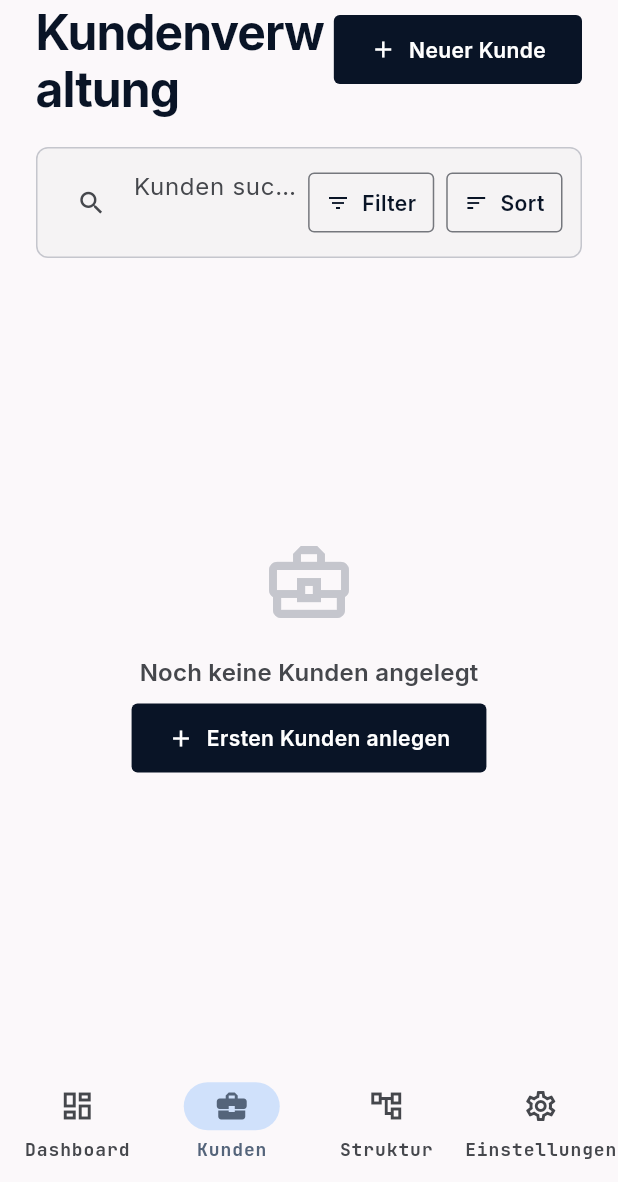
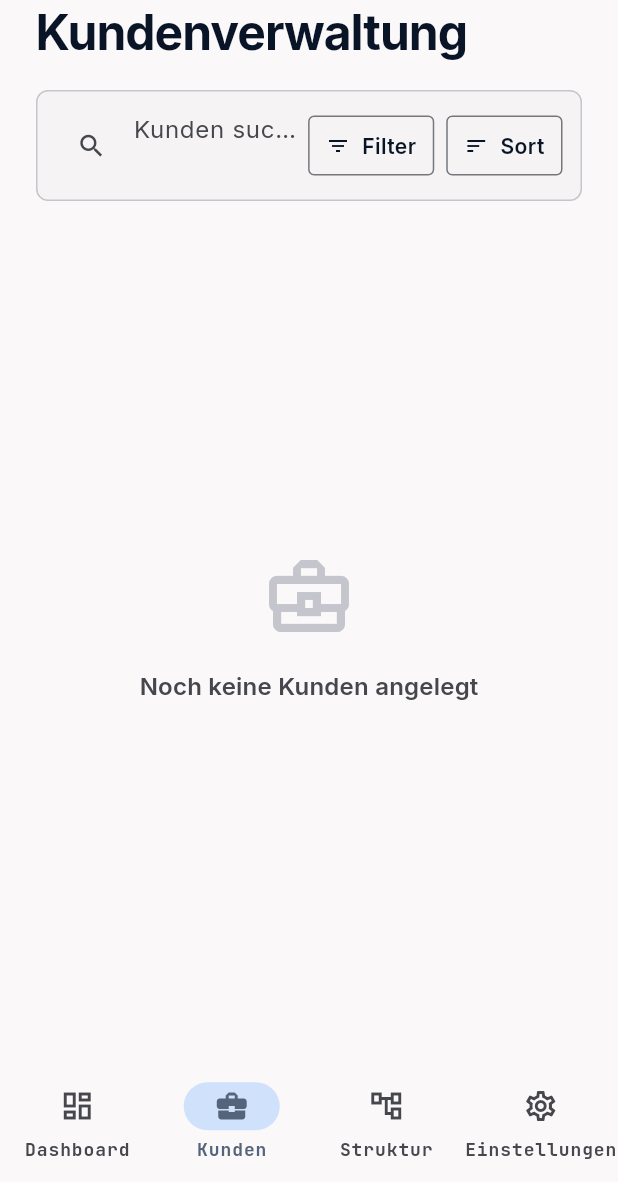
Before and after one commit to KayBeckmann/ElektraLog, a Flutter app: the KundenScreen screen opened by its route, on a phone screen of 412 x 824 dp, the part 54-1236 px from its top. Run offline on Flutter 3.47's test engine with Material 3 defaults, Android fonts, the phone set to English and light mode, and no system bars; our stand-ins replace csv, file_picker, flutter_riverpod, go_router, google_fonts, pdf and 7 more; missing offline and left inert: bcrypt, dart_jsonwebtoken, postgres; accounts and stored records are empty; generated files the repository leaves out were written again.

Commit message:
feat(rbac+sync): Kunden-Sichtbarkeit und Rollen-Zugriffsschutz
- Auto-Pull alle 60s im Company-Modus: Änderungen anderer Nutzer
  erscheinen ohne App-Neustart
- Manueller Refresh-Button im Kunden-Screen
- Kunden anlegen/bearbeiten/löschen nur noch für Admins sichtbar
- Standort anlegen (FAB + Leerstate) nur noch für Admins sichtbar
- Prüfer sehen Kunden/Standorte, dürfen aber nichts ändern

Co-Authored-By: Claude Sonnet 4.6 <noreply@anthropic.com>

```diff
--- a/app/lib/features/kunden/kunden_screen.dart
+++ b/app/lib/features/kunden/kunden_screen.dart
@@ -4,8 +4,11 @@ import 'package:go_router/go_router.dart';
 import 'package:google_fonts/google_fonts.dart';
 
 import '../../core/models/kunde.dart';
+import '../../core/providers/app_mode_provider.dart';
+import '../../core/providers/isar_provider.dart';
 import '../../core/providers/kunden_provider.dart';
 import '../../core/providers/standorte_provider.dart';
+import '../../core/sync/sync_service.dart';
 import '../../shared/theme/app_colors.dart';
 import '../../shared/theme/app_theme.dart';
 import 'kunde_formular.dart';
@@ -20,6 +23,7 @@ class KundenScreen extends ConsumerStatefulWidget {
 class _KundenScreenState extends ConsumerState<KundenScreen> {
   final _searchController = TextEditingController();
   String _searchQuery = '';
+  bool _isRefreshing = false;
 
   @override
   void dispose() {
@@ -27,9 +31,21 @@ class _KundenScreenState extends ConsumerState<KundenScreen> {
     super.dispose();
   }
 
+  Future<void> _refreshData() async {
+    setState(() => _isRefreshing = true);
+    try {
+      final db = await ref.read(dbProvider.future);
+      await SyncService.pullAll(db);
+    } finally {
+      if (mounted) setState(() => _isRefreshing = false);
+    }
+  }
+
   @override
   Widget build(BuildContext context) {
     final kundenAsync = ref.watch(kundenProvider);
+    final isAdmin = ref.watch(isAdminProvider).valueOrNull ?? false;
+    final isCompany = ref.watch(appModusProvider).valueOrNull == AppModus.company;
 
     return Scaffold(
       backgroundColor: AppColors.background,
@@ -64,11 +80,26 @@ class _KundenScreenState extends ConsumerState<KundenScreen> {
                     ],
                   ),
                 ),
+                if (isCompany)
+                  _isRefreshing
+                      ? const SizedBox(
+                          width: 20,
+                          height: 20,
+                          child: CircularProgressIndicator(strokeWidth: 2),
+                        )
+                      : IconButton(
+                          icon: const Icon(Icons.refresh),
+                          tooltip: 'Aktualisieren',
+                          onPressed: _refreshData,
+                        ),
+                if (isAdmin) ...[
+                  const SizedBox(width: 8),
                   ElevatedButton.icon(
                     onPressed: () => _showKundeFormular(context, null),
                     icon: const Icon(Icons.add, size: 18),
                     label: const Text('Neuer Kunde'),
                   ),
+                ],
               ],
             ),
             const SizedBox(height: 20),
@@ -163,6 +194,7 @@ class _KundenScreenState extends ConsumerState<KundenScreen> {
                                   color: AppColors.onSurfaceVariant,
                                 ),
                           ),
+                          if (isAdmin) ...[
                             const SizedBox(height: 8),
                             ElevatedButton.icon(
                               onPressed: () =>
@@ -170,6 +202,7 @@ class _KundenScreenState extends ConsumerState<KundenScreen> {
                               icon: const Icon(Icons.add, size: 18),
                               label: const Text('Ersten Kunden anlegen'),
                             ),
+                          ],
                         ],
                       ),
                     );
@@ -196,6 +229,7 @@ class _KundenScreenState extends ConsumerState<KundenScreen> {
                         itemBuilder: (ctx, i) {
                           return _KundeCard(
                             kunde: filtered[i],
+                            isAdmin: isAdmin,
                             onEdit: () =>
                                 _showKundeFormular(context, filtered[i]),
                             onDelete: () =>
@@ -265,12 +299,14 @@ class _KundenScreenState extends ConsumerState<KundenScreen> {
 class _KundeCard extends ConsumerWidget {
   const _KundeCard({
     required this.kunde,
+    required this.isAdmin,
     required this.onTap,
     required this.onEdit,
     required this.onDelete,
   });
 
   final Kunde kunde;
+  final bool isAdmin;
   final VoidCallback onTap;
   final VoidCallback onEdit;
   final VoidCallback onDelete;
@@ -369,8 +405,10 @@ class _KundeCard extends ConsumerWidget {
                         ),
                       ),
                     ),
+                    if (isAdmin) ...[
                       const SizedBox(width: 4),
                       _MoreMenu(onEdit: onEdit, onDelete: onDelete),
+                    ],
                   ],
                 ),
                 const Icon(
--- a/app/lib/main.dart
+++ b/app/lib/main.dart
@@ -1,3 +1,4 @@
+import 'dart:async';
 import 'package:flutter/foundation.dart';
 import 'package:flutter/material.dart';
 import 'package:flutter_riverpod/flutter_riverpod.dart';
@@ -22,6 +23,10 @@ void main() async {
   if (modus == AppModus.company) {
     container.read(dbProvider.future).then((db) {
       SyncService.pullAll(db);
+      // Auto-Pull alle 60 Sekunden damit mehrere Nutzer sich gegenseitig sehen
+      Timer.periodic(const Duration(seconds: 60), (_) {
+        SyncService.pullAll(db);
+      });
     }).catchError((e) {
       debugPrint('Startup-Pull fehlgeschlagen: $e');
     });
```
Also changed, not shown: app/lib/features/kunden/kunden_detail_screen.dart (+8 -2 lines). Lines whose indentation alone changed are shown as unchanged.
